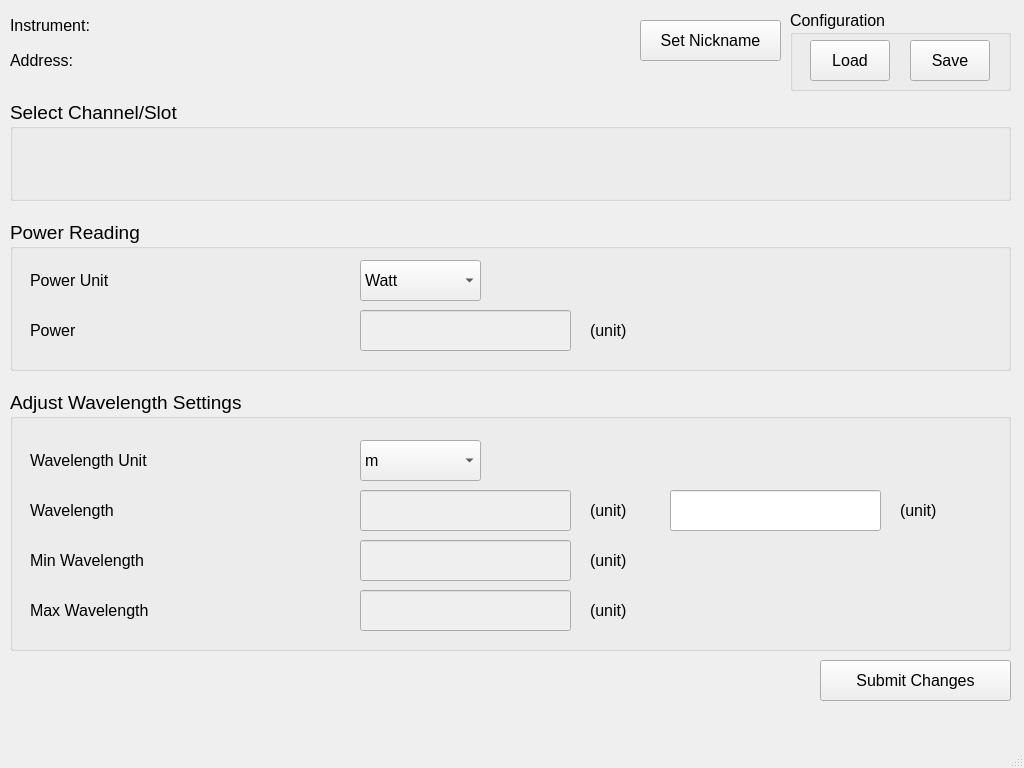
shattered97/OSICS_Interface, file src/Device_Config_Windows/configpowermeter.ui: the form before one commit.
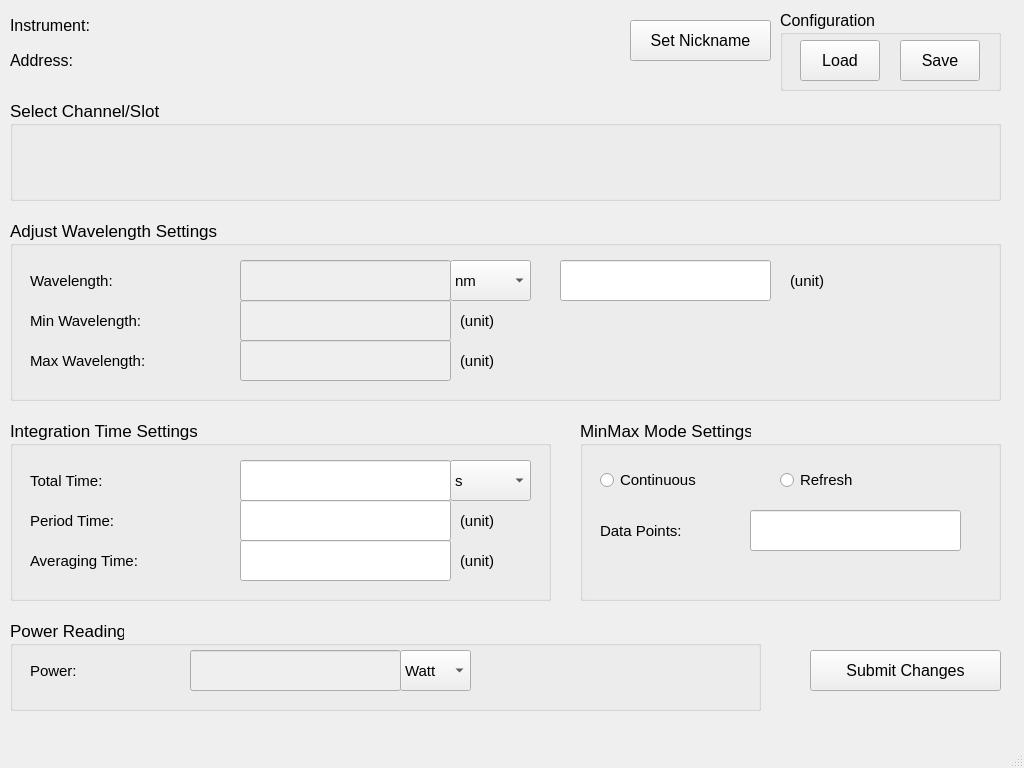
The form after the commit.

Commit message: added support for integration/minmax values in power meter config page

What changed in the file:
```diff
--- a/src/Device_Config_Windows/configpowermeter.ui
+++ b/src/Device_Config_Windows/configpowermeter.ui
@@ -64,13 +64,13 @@
      <rect>
       <x>10</x>
       <y>100</y>
-      <width>1001</width>
+      <width>991</width>
       <height>101</height>
      </rect>
     </property>
     <property name="font">
      <font>
-      <pointsize>14</pointsize>
+      <pointsize>13</pointsize>
      </font>
     </property>
     <property name="title">
@@ -81,14 +81,14 @@
     <property name="geometry">
      <rect>
       <x>10</x>
-      <y>220</y>
-      <width>1001</width>
-      <height>151</height>
+      <y>620</y>
+      <width>751</width>
+      <height>91</height>
      </rect>
     </property>
     <property name="font">
      <font>
-      <pointsize>14</pointsize>
+      <pointsize>13</pointsize>
      </font>
     </property>
     <property name="title">
@@ -100,87 +100,51 @@
      </property>
      <property name="geometry">
       <rect>
-       <x>350</x>
-       <y>90</y>
+       <x>180</x>
+       <y>30</y>
        <width>211</width>
        <height>41</height>
       </rect>
      </property>
      <property name="font">
       <font>
-       <pointsize>12</pointsize>
+       <pointsize>11</pointsize>
       </font>
      </property>
      <property name="text">
       <string/>
      </property>
     </widget>
-    <widget class="QLabel" name="powerDisplayUnit">
-     <property name="geometry">
-      <rect>
-       <x>580</x>
-       <y>90</y>
-       <width>51</width>
-       <height>41</height>
-      </rect>
-     </property>
-     <property name="font">
-      <font>
-       <pointsize>12</pointsize>
-      </font>
-     </property>
-     <property name="text">
-      <string>(unit)</string>
-     </property>
-    </widget>
-    <widget class="QLabel" name="label_9">
-     <property name="geometry">
-      <rect>
-       <x>20</x>
-       <y>40</y>
-       <width>331</width>
-       <height>41</height>
-      </rect>
-     </property>
-     <property name="font">
-      <font>
-       <pointsize>12</pointsize>
-      </font>
-     </property>
-     <property name="text">
-      <string>Power Unit</string>
-     </property>
-    </widget>
     <widget class="QLabel" name="label_11">
      <property name="geometry">
       <rect>
        <x>20</x>
-       <y>90</y>
-       <width>331</width>
+       <y>30</y>
+       <width>151</width>
        <height>41</height>
       </rect>
      </property>
      <property name="font">
       <font>
-       <pointsize>12</pointsize>
+       <pointsize>11</pointsize>
       </font>
      </property>
      <property name="text">
-      <string>Power</string>
+      <string>Power:</string>
      </property>
     </widget>
     <widget class="QComboBox" name="powerUnitComboBox">
      <property name="geometry">
       <rect>
-       <x>350</x>
-       <y>40</y>
-       <width>121</width>
+       <x>390</x>
+       <y>30</y>
+       <width>71</width>
        <height>41</height>
       </rect>
      </property>
      <property name="font">
       <font>
-       <pointsize>12</pointsize>
+       <pointsize>11</pointsize>
       </font>
      </property>
      <property name="styleSheet">
@@ -202,14 +166,14 @@
     <property name="geometry">
      <rect>
       <x>10</x>
-      <y>390</y>
-      <width>1001</width>
-      <height>261</height>
+      <y>220</y>
+      <width>991</width>
+      <height>181</height>
      </rect>
     </property>
     <property name="font">
      <font>
-      <pointsize>14</pointsize>
+      <pointsize>13</pointsize>
      </font>
     </property>
     <property name="title">
@@ -221,15 +185,15 @@
      </property>
      <property name="geometry">
       <rect>
-       <x>350</x>
-       <y>100</y>
+       <x>230</x>
+       <y>40</y>
        <width>211</width>
        <height>41</height>
       </rect>
      </property>
      <property name="font">
       <font>
-       <pointsize>12</pointsize>
+       <pointsize>11</pointsize>
       </font>
      </property>
      <property name="text">
@@ -242,15 +206,15 @@
      </property>
      <property name="geometry">
       <rect>
-       <x>350</x>
-       <y>150</y>
+       <x>230</x>
+       <y>80</y>
        <width>211</width>
        <height>41</height>
       </rect>
      </property>
      <property name="font">
       <font>
-       <pointsize>12</pointsize>
+       <pointsize>11</pointsize>
       </font>
      </property>
      <property name="text">
@@ -263,51 +227,33 @@
      </property>
      <property name="geometry">
       <rect>
-       <x>350</x>
-       <y>200</y>
+       <x>230</x>
+       <y>120</y>
        <width>211</width>
        <height>41</height>
       </rect>
      </property>
      <property name="font">
       <font>
-       <pointsize>12</pointsize>
+       <pointsize>11</pointsize>
       </font>
      </property>
      <property name="text">
       <string/>
      </property>
     </widget>
-    <widget class="QLabel" name="wavelengthDisplayUnitLabel">
-     <property name="geometry">
-      <rect>
-       <x>580</x>
-       <y>100</y>
-       <width>51</width>
-       <height>41</height>
-      </rect>
-     </property>
-     <property name="font">
-      <font>
-       <pointsize>12</pointsize>
-      </font>
-     </property>
-     <property name="text">
-      <string>(unit)</string>
-     </property>
-    </widget>
     <widget class="QLabel" name="minWavelengthUnitLabel">
      <property name="geometry">
       <rect>
-       <x>580</x>
-       <y>150</y>
+       <x>450</x>
+       <y>80</y>
        <width>51</width>
        <height>41</height>
       </rect>
      </property>
      <property name="font">
       <font>
-       <pointsize>12</pointsize>
+       <pointsize>11</pointsize>
       </font>
      </property>
      <property name="text">
@@ -317,15 +263,15 @@
     <widget class="QLabel" name="maxWavelengthUnitLabel">
      <property name="geometry">
       <rect>
-       <x>580</x>
-       <y>200</y>
+       <x>450</x>
+       <y>120</y>
        <width>51</width>
        <height>41</height>
       </rect>
      </property>
      <property name="font">
       <font>
-       <pointsize>12</pointsize>
+       <pointsize>11</pointsize>
       </font>
      </property>
      <property name="text">
@@ -336,106 +282,73 @@
      <property name="geometry">
       <rect>
        <x>20</x>
-       <y>50</y>
-       <width>331</width>
+       <y>40</y>
+       <width>211</width>
        <height>41</height>
       </rect>
      </property>
      <property name="font">
       <font>
-       <pointsize>12</pointsize>
+       <pointsize>11</pointsize>
       </font>
      </property>
      <property name="text">
-      <string>Wavelength Unit</string>
-     </property>
-    </widget>
-    <widget class="QLabel" name="wavelengthDisplay_2">
-     <property name="geometry">
-      <rect>
-       <x>20</x>
-       <y>100</y>
-       <width>331</width>
-       <height>41</height>
-      </rect>
-     </property>
-     <property name="font">
-      <font>
-       <pointsize>12</pointsize>
-      </font>
-     </property>
-     <property name="text">
-      <string>Wavelength</string>
+      <string>Wavelength:</string>
      </property>
     </widget>
     <widget class="QLabel" name="label_13">
      <property name="geometry">
       <rect>
        <x>20</x>
-       <y>150</y>
-       <width>331</width>
+       <y>80</y>
+       <width>211</width>
        <height>41</height>
       </rect>
      </property>
      <property name="font">
       <font>
-       <pointsize>12</pointsize>
+       <pointsize>11</pointsize>
       </font>
      </property>
      <property name="text">
-      <string>Min Wavelength</string>
+      <string>Min Wavelength:</string>
      </property>
     </widget>
     <widget class="QLabel" name="label_14">
      <property name="geometry">
       <rect>
        <x>20</x>
-       <y>200</y>
-       <width>331</width>
+       <y>120</y>
+       <width>211</width>
        <height>41</height>
       </rect>
      </property>
      <property name="font">
       <font>
-       <pointsize>12</pointsize>
+       <pointsize>11</pointsize>
       </font>
      </property>
      <property name="text">
-      <string>Max Wavelength</string>
+      <string>Max Wavelength:</string>
      </property>
     </widget>
     <widget class="QComboBox" name="wavelengthComboBox">
      <property name="geometry">
       <rect>
-       <x>350</x>
-       <y>50</y>
-       <width>121</width>
+       <x>440</x>
+       <y>40</y>
+       <width>81</width>
        <height>41</height>
       </rect>
      </property>
      <property name="font">
       <font>
-       <pointsize>12</pointsize>
+       <pointsize>11</pointsize>
       </font>
      </property>
      <property name="currentIndex">
       <number>0</number>
      </property>
-     <item>
-      <property name="text">
-       <string>m</string>
-      </property>
-     </item>
-     <item>
-      <property name="text">
-       <string>mm</string>
-      </property>
-     </item>
-     <item>
-      <property name="text">
-       <string>um</string>
-      </property>
-     </item>
      <item>
       <property name="text">
        <string>nm</string>
@@ -453,30 +366,30 @@
      </property>
      <property name="geometry">
       <rect>
-       <x>660</x>
-       <y>100</y>
+       <x>550</x>
+       <y>40</y>
        <width>211</width>
        <height>41</height>
       </rect>
      </property>
      <property name="font">
       <font>
-       <pointsize>12</pointsize>
+       <pointsize>11</pointsize>
       </font>
      </property>
     </widget>
     <widget class="QLabel" name="wavelengthEditUnitLabel">
      <property name="geometry">
       <rect>
-       <x>890</x>
-       <y>100</y>
+       <x>780</x>
+       <y>40</y>
        <width>81</width>
        <height>41</height>
       </rect>
      </property>
      <property name="font">
       <font>
-       <pointsize>12</pointsize>
+       <pointsize>11</pointsize>
       </font>
      </property>
      <property name="text">
@@ -487,7 +400,7 @@
    <widget class="QGroupBox" name="groupBox_3">
     <property name="geometry">
      <rect>
-      <x>790</x>
+      <x>780</x>
       <y>10</y>
       <width>221</width>
       <height>81</height>
@@ -531,8 +444,8 @@
    <widget class="QPushButton" name="saveChangesButton">
     <property name="geometry">
      <rect>
-      <x>820</x>
-      <y>660</y>
+      <x>810</x>
+      <y>650</y>
       <width>191</width>
       <height>41</height>
      </rect>
@@ -549,7 +462,7 @@
    <widget class="QPushButton" name="setNicknameBtn">
     <property name="geometry">
      <rect>
-      <x>640</x>
+      <x>630</x>
       <y>20</y>
       <width>141</width>
       <height>41</height>
@@ -564,6 +477,319 @@
      <string>Set Nickname</string>
     </property>
    </widget>
+   <widget class="QGroupBox" name="groupBox_4">
+    <property name="geometry">
+     <rect>
+      <x>10</x>
+      <y>420</y>
+      <width>541</width>
+      <height>181</height>
+     </rect>
+    </property>
+    <property name="font">
+     <font>
+      <pointsize>13</pointsize>
+     </font>
+    </property>
+    <property name="title">
+     <string>Integration Time Settings</string>
+    </property>
+    <widget class="QLabel" name="totalTimeLabel">
+     <property name="geometry">
+      <rect>
+       <x>20</x>
+       <y>40</y>
+       <width>161</width>
+       <height>41</height>
+      </rect>
+     </property>
+     <property name="font">
+      <font>
+       <pointsize>11</pointsize>
+      </font>
+     </property>
+     <property name="text">
+      <string>Total Time:</string>
+     </property>
+    </widget>
+    <widget class="QLabel" name="periodTimeLabel">
+     <property name="geometry">
+      <rect>
+       <x>20</x>
+       <y>80</y>
+       <width>171</width>
+       <height>41</height>
+      </rect>
+     </property>
+     <property name="font">
+      <font>
+       <pointsize>11</pointsize>
+      </font>
+     </property>
+     <property name="text">
+      <string>Period Time:</string>
+     </property>
+    </widget>
+    <widget class="QLabel" name="avgTimeLabel">
+     <property name="geometry">
+      <rect>
+       <x>20</x>
+       <y>120</y>
+       <width>171</width>
+       <height>41</height>
+      </rect>
+     </property>
+     <property name="font">
+      <font>
+       <pointsize>11</pointsize>
+      </font>
+     </property>
+     <property name="text">
+      <string>Averaging Time:</string>
+     </property>
+    </widget>
+    <widget class="QLineEdit" name="totalTimeDisplay">
+     <property name="enabled">
+      <bool>true</bool>
+     </property>
+     <property name="geometry">
+      <rect>
+       <x>230</x>
+       <y>40</y>
+       <width>211</width>
+       <height>41</height>
+      </rect>
+     </property>
+     <property name="font">
+      <font>
+       <pointsize>11</pointsize>
+      </font>
+     </property>
+     <property name="text">
+      <string/>
+     </property>
+    </widget>
+    <widget class="QLineEdit" name="periodTimeDisplay">
+     <property name="enabled">
+      <bool>true</bool>
+     </property>
+     <property name="geometry">
+      <rect>
+       <x>230</x>
+       <y>80</y>
+       <width>211</width>
+       <height>41</height>
+      </rect>
+     </property>
+     <property name="font">
+      <font>
+       <pointsize>11</pointsize>
+      </font>
+     </property>
+     <property name="text">
+      <string/>
+     </property>
+    </widget>
+    <widget class="QLineEdit" name="avgTimeDisplay">
+     <property name="enabled">
+      <bool>true</bool>
+     </property>
+     <property name="geometry">
+      <rect>
+       <x>230</x>
+       <y>120</y>
+       <width>211</width>
+       <height>41</height>
+      </rect>
+     </property>
+     <property name="font">
+      <font>
+       <pointsize>11</pointsize>
+      </font>
+     </property>
+     <property name="text">
+      <string/>
+     </property>
+    </widget>
+    <widget class="QComboBox" name="timeUnitComboBox">
+     <property name="geometry">
+      <rect>
+       <x>440</x>
+       <y>40</y>
+       <width>81</width>
+       <height>41</height>
+      </rect>
+     </property>
+     <property name="font">
+      <font>
+       <pointsize>11</pointsize>
+      </font>
+     </property>
+     <property name="currentIndex">
+      <number>0</number>
+     </property>
+     <item>
+      <property name="text">
+       <string>s</string>
+      </property>
+     </item>
+     <item>
+      <property name="text">
+       <string>min</string>
+      </property>
+     </item>
+     <item>
+      <property name="text">
+       <string>ms</string>
+      </property>
+     </item>
+     <item>
+      <property name="text">
+       <string>us</string>
+      </property>
+     </item>
+     <item>
+      <property name="text">
+       <string>hr</string>
+      </property>
+     </item>
+    </widget>
+    <widget class="QLabel" name="periodTimeUnitLabel">
+     <property name="geometry">
+      <rect>
+       <x>450</x>
+       <y>80</y>
+       <width>51</width>
+       <height>41</height>
+      </rect>
+     </property>
+     <property name="font">
+      <font>
+       <pointsize>11</pointsize>
+      </font>
+     </property>
+     <property name="text">
+      <string>(unit)</string>
+     </property>
+    </widget>
+    <widget class="QLabel" name="avgTimeUnitLabel">
+     <property name="geometry">
+      <rect>
+       <x>450</x>
+       <y>120</y>
+       <width>51</width>
+       <height>41</height>
+      </rect>
+     </property>
+     <property name="font">
+      <font>
+       <pointsize>11</pointsize>
+      </font>
+     </property>
+     <property name="text">
+      <string>(unit)</string>
+     </property>
+    </widget>
+   </widget>
+   <widget class="QGroupBox" name="groupBox_5">
+    <property name="geometry">
+     <rect>
+      <x>580</x>
+      <y>420</y>
+      <width>421</width>
+      <height>181</height>
+     </rect>
+    </property>
+    <property name="font">
+     <font>
+      <pointsize>13</pointsize>
+     </font>
+    </property>
+    <property name="title">
+     <string>MinMax Mode Settings</string>
+    </property>
+    <widget class="QRadioButton" name="continuousRadioBtn">
+     <property name="geometry">
+      <rect>
+       <x>20</x>
+       <y>50</y>
+       <width>181</width>
+       <height>20</height>
+      </rect>
+     </property>
+     <property name="font">
+      <font>
+       <pointsize>11</pointsize>
+      </font>
+     </property>
+     <property name="text">
+      <string>Continuous</string>
+     </property>
+     <attribute name="buttonGroup">
+      <string notr="true">buttonGroup</string>
+     </attribute>
+    </widget>
+    <widget class="QRadioButton" name="refreshRadioBtn">
+     <property name="geometry">
+      <rect>
+       <x>200</x>
+       <y>50</y>
+       <width>181</width>
+       <height>20</height>
+      </rect>
+     </property>
+     <property name="font">
+      <font>
+       <pointsize>11</pointsize>
+      </font>
+     </property>
+     <property name="text">
+      <string>Refresh</string>
+     </property>
+     <attribute name="buttonGroup">
+      <string notr="true">buttonGroup</string>
+     </attribute>
+    </widget>
+    <widget class="QLabel" name="dataPointsLabel">
+     <property name="geometry">
+      <rect>
+       <x>20</x>
+       <y>90</y>
+       <width>161</width>
+       <height>41</height>
+      </rect>
+     </property>
+     <property name="font">
+      <font>
+       <pointsize>11</pointsize>
+      </font>
+     </property>
+     <property name="text">
+      <string>Data Points: </string>
+     </property>
+    </widget>
+    <widget class="QLineEdit" name="dataPointsEdit">
+     <property name="enabled">
+      <bool>true</bool>
+     </property>
+     <property name="geometry">
+      <rect>
+       <x>170</x>
+       <y>90</y>
+       <width>211</width>
+       <height>41</height>
+      </rect>
+     </property>
+     <property name="font">
+      <font>
+       <pointsize>11</pointsize>
+      </font>
+     </property>
+     <property name="text">
+      <string/>
+     </property>
+    </widget>
+   </widget>
    <zorder>groupBox_2</zorder>
    <zorder>groupBox</zorder>
    <zorder>instrumentInfoLabel</zorder>
```
Left out of the diff: 14 changed lines with no effect on the pictures. The commit also changes 10 other files.
